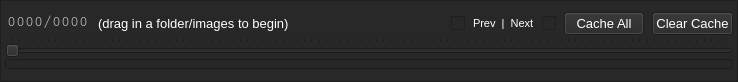
Above: storyTime/views/imageSlider.ui from moonbot/storyTime before the change. Below: the same form after it.
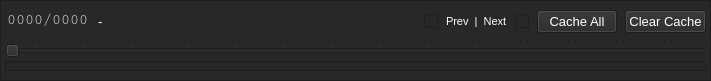
That is the form after the change.

Diff of the .ui file:
```diff
--- a/storyTime/views/imageSlider.ui
+++ b/storyTime/views/imageSlider.ui
@@ -6,8 +6,8 @@
    <rect>
     <x>0</x>
     <y>0</y>
-    <width>738</width>
-    <height>82</height>
+    <width>711</width>
+    <height>81</height>
    </rect>
   </property>
   <property name="windowTitle">
@@ -47,7 +47,7 @@
       <item>
        <layout class="QVBoxLayout" name="verticalLayout">
         <property name="spacing">
-         <number>2</number>
+         <number>4</number>
         </property>
         <item>
          <layout class="QHBoxLayout" name="horizontalLayout_2">
@@ -94,7 +94,7 @@
              </font>
             </property>
             <property name="text">
-             <string>(drag in a folder/images to begin)</string>
+             <string>-</string>
             </property>
            </widget>
           </item>
@@ -178,11 +178,6 @@
          </layout>
         </item>
         <item>
-         <layout class="QHBoxLayout" name="horizontalLayout_3">
-          <property name="spacing">
-           <number>4</number>
-          </property>
-          <item>
            <widget class="QSlider" name="ImageSlider">
             <property name="focusPolicy">
              <enum>Qt::NoFocus</enum>
@@ -201,8 +196,6 @@
             </property>
            </widget>
           </item>
-         </layout>
-        </item>
         <item>
          <widget class="QProgressBar" name="progressBar">
           <property name="maximumSize">
```
Left out of the diff: 6 changed lines with no effect on the pictures. Lines whose indentation alone changed are shown as unchanged.
